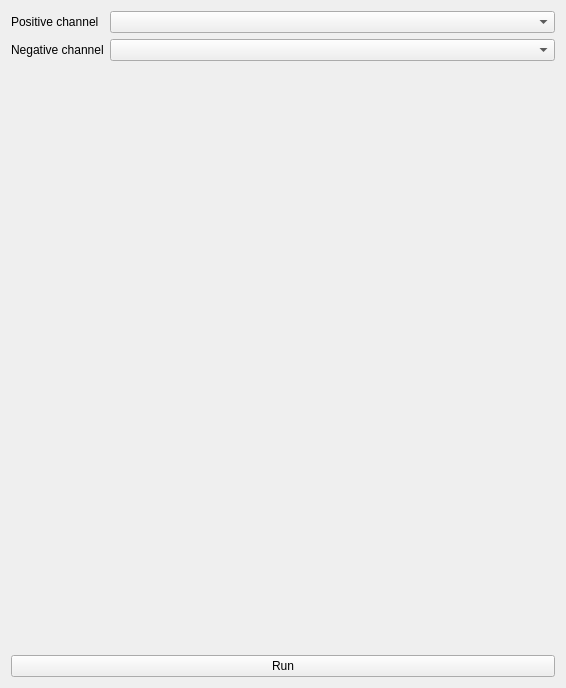
The window that app/window/protocol_window.ui (teuncm/wormenpracticum) describes before a commit, drawn with Qt 5.
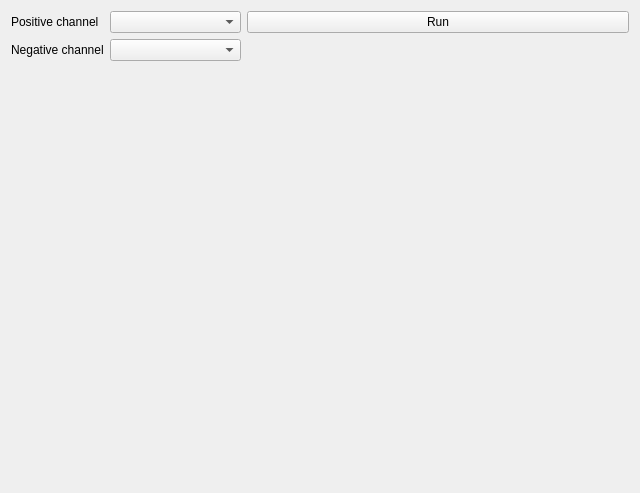
The same window after the commit.

Commit message: Unify widget shape with left and right layout and decrease default spacing

Diff of the .ui file:
```diff
--- a/app/window/protocol_window.ui
+++ b/app/window/protocol_window.ui
@@ -6,14 +6,16 @@
    <rect>
     <x>0</x>
     <y>0</y>
-    <width>566</width>
-    <height>688</height>
+    <width>640</width>
+    <height>493</height>
    </rect>
   </property>
   <property name="windowTitle">
    <string>Protocol Editor</string>
   </property>
-  <layout class="QVBoxLayout" name="verticalLayout">
+  <layout class="QHBoxLayout" name="horizontalLayout" stretch="3,5">
+   <item>
+    <layout class="QVBoxLayout" name="leftLayout">
    <item>
     <layout class="QFormLayout" name="channelFormLayout">
      <item row="0" column="0">
@@ -38,12 +40,31 @@
      </item>
     </layout>
    </item>
+    </layout>
+   </item>
+   <item>
+    <layout class="QVBoxLayout" name="rightLayout">
    <item>
     <widget class="QPushButton" name="pushButton">
      <property name="text">
             <string>Run</string>
      </property>
     </widget>
+     </item>
+     <item>
+      <spacer name="verticalSpacer">
+       <property name="orientation">
+        <enum>Qt::Orientation::Vertical</enum>
+       </property>
+       <property name="sizeHint" stdset="0">
+        <size>
+         <width>20</width>
+         <height>40</height>
+        </size>
+       </property>
+      </spacer>
+     </item>
+    </layout>
    </item>
   </layout>
  </widget>
```
Lines whose indentation alone changed are shown as unchanged. The commit also changes 12 other files.
